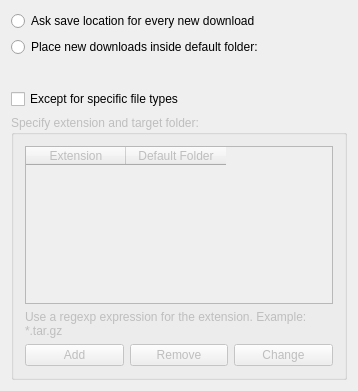
Before: the Qt Designer form conf/dlgdirectories.ui in KDE/kget, drawn with Qt 5.
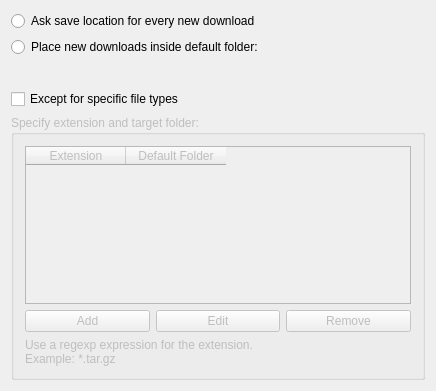
After: the same form once the commit is applied. Custom widgets are drawn as their Qt base class.

Commit message: Fixed buttons position in the download folders configuration page. Fixed an error with the download url from the konqueror extension transfers.

Patch:
```diff
--- a/conf/dlgdirectories.ui
+++ b/conf/dlgdirectories.ui
@@ -5,7 +5,7 @@
    <rect>
     <x>0</x>
     <y>0</y>
-    <width>357</width>
+    <width>436</width>
     <height>391</height>
    </rect>
   </property>
@@ -99,16 +99,6 @@
         </column>
        </widget>
       </item>
-      <item>
-       <widget class="QLabel" name="extensionDescriptionLabel" >
-        <property name="text" >
-         <string>Use a regexp expression for the extension. Example: *.tar.gz</string>
-        </property>
-        <property name="wordWrap" >
-         <bool>true</bool>
-        </property>
-       </widget>
-      </item>
       <item>
        <layout class="QHBoxLayout" >
         <property name="spacing" >
@@ -133,25 +123,45 @@
           </property>
          </widget>
         </item>
-        <item>
-         <widget class="QPushButton" name="removeButton" >
-          <property name="text" >
-           <string>Remove</string>
-          </property>
-         </widget>
-        </item>
         <item>
          <widget class="QPushButton" name="changeButton" >
           <property name="enabled" >
            <bool>false</bool>
           </property>
           <property name="text" >
-           <string>Change</string>
+           <string>Edit</string>
+          </property>
+         </widget>
+        </item>
+        <item>
+         <widget class="QPushButton" name="removeButton" >
+          <property name="text" >
+           <string>Remove</string>
           </property>
          </widget>
         </item>
        </layout>
       </item>
+      <item>
+       <widget class="QLabel" name="label" >
+        <property name="text" >
+         <string>Use a regexp expression for the extension. 
+Example: *.tar.gz</string>
+        </property>
+        <property name="textFormat" >
+         <enum>Qt::PlainText</enum>
+        </property>
+        <property name="scaledContents" >
+         <bool>false</bool>
+        </property>
+        <property name="alignment" >
+         <set>Qt::AlignLeading|Qt::AlignLeft|Qt::AlignTop</set>
+        </property>
+        <property name="wordWrap" >
+         <bool>true</bool>
+        </property>
+       </widget>
+      </item>
      </layout>
     </widget>
    </item>
```
The commit also changes 3 other files.
